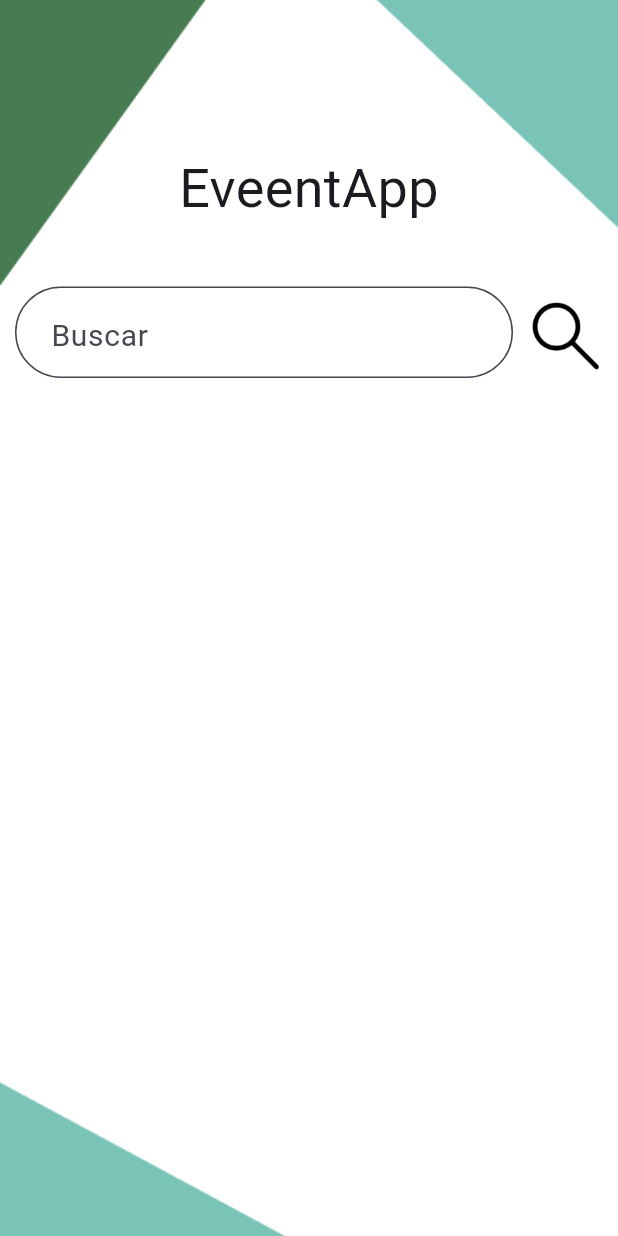
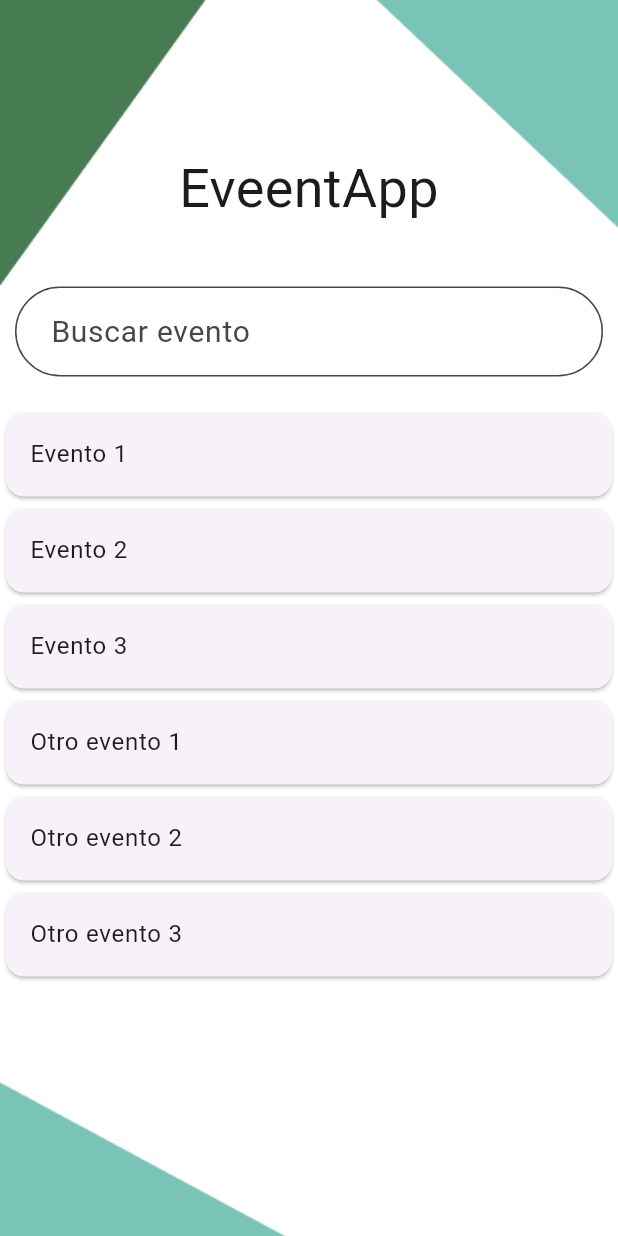
Before and after one commit to josemnzno/EveentAPP, a Flutter app: the Tipo screen opened directly, on a phone screen of 412 x 824 dp. Run offline on Flutter 3.47's test engine with Material 3 defaults, Android fonts, the phone set to English and light mode, and no system bars.

Commit message:
version v3

```diff
--- a/lib/Tipo.dart
+++ b/lib/Tipo.dart
@@ -1,7 +1,37 @@
 import 'package:flutter/material.dart';
 
-class Tipo extends StatelessWidget {
-  const Tipo({Key? key});
+class Tipo extends StatefulWidget {
+  const Tipo({Key? key}) : super(key: key);
+
+  @override
+  _TipoState createState() => _TipoState();
+}
+
+class _TipoState extends State<Tipo> {
+  TextEditingController _searchController = TextEditingController();
+  List<String> _events = [
+    'Evento 1',
+    'Evento 2',
+    'Evento 3',
+    'Otro evento 1',
+    'Otro evento 2',
+    'Otro evento 3',
+  ];
+  List<String> _filteredEvents = [];
+
+  @override
+  void initState() {
+    super.initState();
+    _filteredEvents.addAll(_events);
+  }
+
+  void _filterEvents(String searchText) {
+    setState(() {
+      _filteredEvents = _events
+          .where((event) => event.toLowerCase().contains(searchText.toLowerCase()))
+          .toList();
+    });
+  }
 
   @override
   Widget build(BuildContext context) {
@@ -34,43 +64,39 @@ class Tipo extends StatelessWidget {
                   child: Row(
                     children: [
                       Expanded(
-                        child: TextFormField(
+                        child: TextField(
+                          controller: _searchController,
                           style: TextStyle(fontSize: 20),
                           decoration: InputDecoration(
-                            hintText: '',
+                            hintText: 'Buscar evento',
                             filled: true,
                             fillColor: Colors.white,
                             border: OutlineInputBorder(
                               borderRadius: BorderRadius.circular(50),
                             ),
-                            // Centrar el texto dentro del cuadro de texto
-                            contentPadding: EdgeInsets.symmetric(vertical: 15, horizontal: 20),
-                            // Alineación del texto dentro del cuadro de texto
-                            hintStyle: TextStyle(
-                              fontSize: 20,
-                            ),
-                            alignLabelWithHint: true,
-                            // Alineación del texto dentro del cuadro de texto
-                            floatingLabelBehavior: FloatingLabelBehavior.auto,
-                            labelText: 'Buscar',
-                            labelStyle: TextStyle(
-                              fontSize: 20,
-                            ),
+                            contentPadding:
+                            EdgeInsets.symmetric(vertical: 15, horizontal: 20),
                           ),
-                        ),
-                      ),
-                      SizedBox(width: 10), // Espacio entre el campo de texto y la imagen
-                      GestureDetector(
-                        onTap: () {
-                          // Acción al hacer clic en la imagen
-                        },
-                        child: Image.asset( 'lib/pantallas/lupa.png', // Ruta de la imagen a utilizar
-                          width: 50, // Ancho de la imagen
-                          height: 50, // Alto de la imagen)
-
+                          onChanged: _filterEvents,
                         ),
                       ),
                     ],
+                  ),
+                ),
+                SizedBox(height: 20),
+                Expanded(
+                  child: ListView.builder(
+                    itemCount: _filteredEvents.length,
+                    itemBuilder: (context, index) {
+                      return Card(
+                        child: ListTile(
+                          title: Text(_filteredEvents[index]),
+                          onTap: () {
+                            // Acción al hacer clic en el evento
+                          },
+                        ),
+                      );
+                    },
                   ),
                 ),
               ],
--- a/pubspec.yaml
+++ b/pubspec.yaml
@@ -39,14 +39,18 @@ flutter:
 
 
 
+
 dependencies:
   flutter:
     sdk: flutter
+  carousel_slider: ^4.0.0
+  cupertino_icons: ^1.0.6
+  cloud_firestore: ^3.1.0
+  firebase_core: ^1.10.6
 
 
   # The following adds the Cupertino Icons font to your application.
   # Use with the CupertinoIcons class for iOS style icons.
-  cupertino_icons: ^1.0.6
 
 dev_dependencies:
   flutter_test:
```
Also changed, not shown: pubspec.lock, 2 other files.
